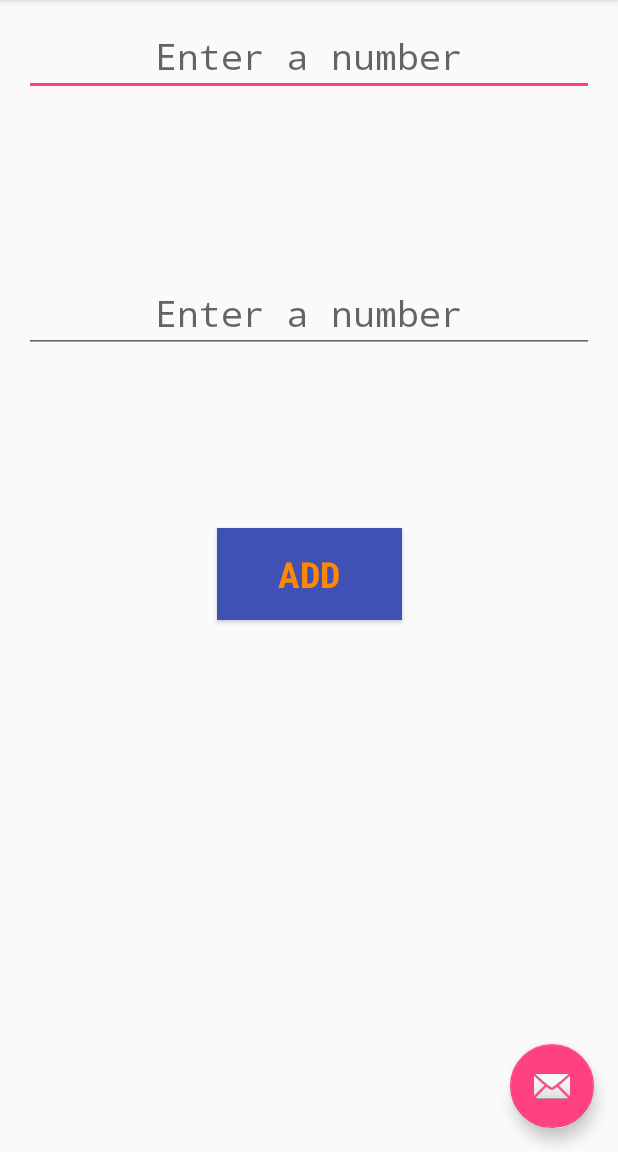
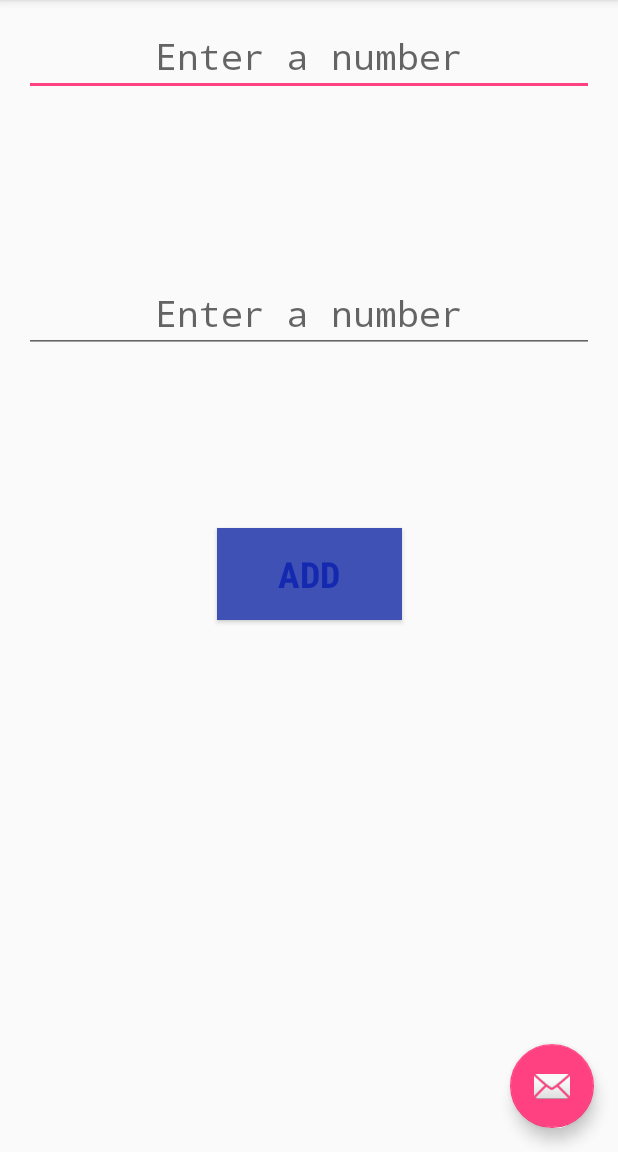
Before and after one commit to ajnewton1/Java, an Android app: the screen it shows after launch (MainActivity), on a phone screen of 412 x 824 dp, the part 84-1236 px from its top. Run offline under Robolectric (Android 15) with nearby library versions, the phone set to English and light mode, and no system bars.

Commit message:
Simple AddingApp for Adroid Phone

```diff
--- a/android/AddingApp/app/src/main/res/layout/content_main.xml
+++ b/android/AddingApp/app/src/main/res/layout/content_main.xml
@@ -61,7 +61,7 @@
         android:fontFamily="sans-serif-condensed"
         android:lineSpacingExtra="8sp"
         android:textAlignment="center"
-        android:textColor="@android:color/holo_orange_dark"
+        android:textColor="@color/colorPrimaryDark"
         android:textSize="50sp"
         app:layout_constraintBottom_toBottomOf="parent"
         app:layout_constraintHorizontal_bias="0.502"
@@ -84,7 +84,7 @@
         android:fontFamily="sans-serif-condensed"
         android:text="Add"
         android:textAlignment="center"
-        android:textColor="@android:color/holo_orange_dark"
+        android:textColor="@color/colorPrimaryDark"
         android:textSize="24sp"
         android:textStyle="bold"
         app:layout_constraintBottom_toBottomOf="parent"
--- a/android/AddingApp/app/src/main/res/values/colors.xml
+++ b/android/AddingApp/app/src/main/res/values/colors.xml
@@ -1,6 +1,6 @@
 <?xml version="1.0" encoding="utf-8"?>
 <resources>
-    <color name="colorPrimary">#3F51B5</color>
-    <color name="colorPrimaryDark">#303F9F</color>
+    <color name="colorPrimary">#3f51b5</color>
+    <color name="colorPrimaryDark">#1429af</color>
     <color name="colorAccent">#FF4081</color>
 </resources>
```
Also changed, not shown: 1 other file.
